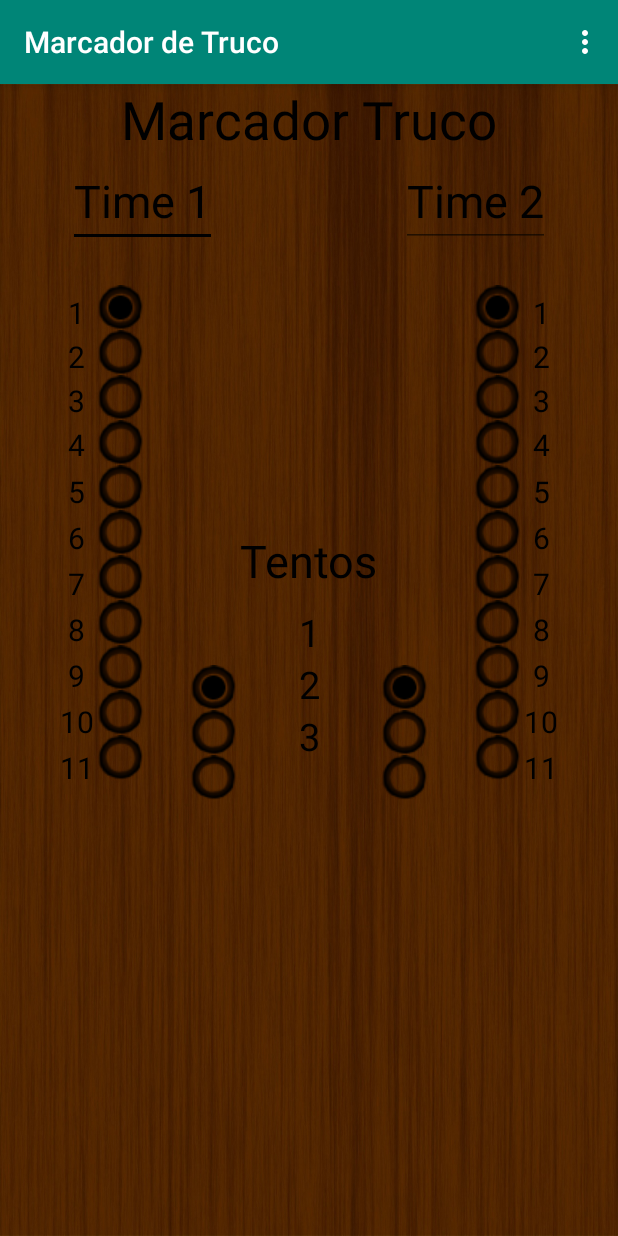
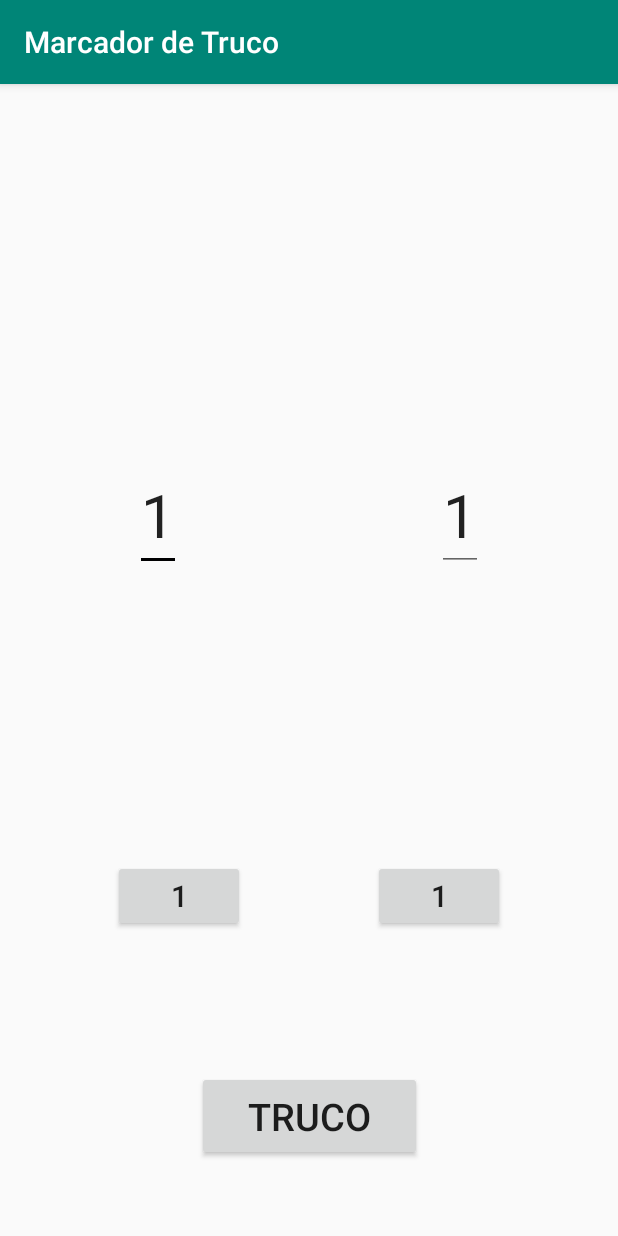
Before and after one commit to Negrativo/App_Marcador_Truco, an Android app: the screen it shows after launch (MainActivity before the commit, marcador_digital after it), on a phone screen of 412 x 824 dp. Run offline under Robolectric (Android 15) with nearby library versions, the phone set to English and light mode, and no system bars.

Commit message:
Criação de uma segunda tela com marcador digital

```diff
--- a/app/src/main/AndroidManifest.xml
+++ b/app/src/main/AndroidManifest.xml
@@ -11,13 +11,15 @@
         android:supportsRtl="true"
         android:theme="@style/AppTheme">
         <activity android:name=".MainActivity">
+
+        </activity>
+        <activity android:name=".marcador_digital">
             <intent-filter>
                 <action android:name="android.intent.action.MAIN" />
 
                 <category android:name="android.intent.category.LAUNCHER" />
 
                 <action android:name="android.intent.action.VIEW" />
-
             </intent-filter>
         </activity>
     </application>
--- a/app/src/main/java/com/example/marc_truco/MainActivity.java
+++ b/app/src/main/java/com/example/marc_truco/MainActivity.java
@@ -2,13 +2,17 @@ package com.example.marc_truco;
 
 import androidx.appcompat.app.AppCompatActivity;
 
+import android.content.Intent;
 import android.os.Bundle;
 import android.view.Menu;
+import android.view.MenuItem;
+import android.view.View;
 
 
 public class MainActivity extends AppCompatActivity {
 
-    //criando os botoes da tela
+
+
 
 
     //inicializando os elementos da tela
@@ -17,14 +21,30 @@ public class MainActivity extends AppCompatActivity {
         super.onCreate(savedInstanceState);
         setContentView(R.layout.activity_main);
 
+        //criando os botoes da tela
+        //MenuItem trocaM = findViewById(R.id.marc_dig);
+
+
+
+
     }
 
     @Override
     public boolean onCreateOptionsMenu(Menu menu) {
         getMenuInflater().inflate(R.menu.menubar, menu);
         return true;
+
+        /*
+        MenuItem trocaM;
+        trocaM.setOnMenuItemClickListener(new View.OnClickListener() {
+            @Override
+            public void onClick(View v) {
+                Intent intent = new Intent(MainActivity.this, marcador_digital.class);
+                startActivity(intent);
+            }
+        });
+         */
     }
 
 
-
 }
--- /dev/null
+++ b/app/src/main/java/com/example/marc_truco/marcador_digital.java
@@ -0,0 +1,81 @@
+package com.example.marc_truco;
+
+import androidx.appcompat.app.AppCompatActivity;
+
+import android.os.Bundle;
+import android.renderscript.Sampler;
+import android.view.View;
+import android.widget.Button;
+import android.widget.EditText;
+
+public class marcador_digital extends AppCompatActivity {
+
+    // declarando os widgets da tela que serao manipulados
+    private Button btpont1;
+    private Button btpont2;
+
+    private Button bt_truco;
+
+    private EditText pontos1;
+    private EditText pontos2;
+
+
+    @Override
+    protected void onCreate(Bundle savedInstanceState) {
+        super.onCreate(savedInstanceState);
+        setContentView(R.layout.activity_marcador_digital);
+
+        //mapeando eles a partir das referenciar dos componentes xml
+        btpont1 = findViewById(R.id.bt_add_pont1);
+        btpont2 = findViewById(R.id.bt_add_pont2);
+        bt_truco = findViewById(R.id.bt_truco);
+        pontos1 = findViewById(R.id.pontos1);
+        pontos2 = findViewById(R.id.pontos2);
+
+        //adicionando função ao botao de pontuação para time 1
+        btpont1.setOnClickListener(new View.OnClickListener() {
+            @Override
+            public void onClick(View v) {
+                int pontos;
+                int btpontos;
+                pontos = (Integer.parseInt(pontos1.getText().toString())); //passando valor txtEdit para variavel
+                btpontos = (Integer.parseInt(btpont1.getText().toString())); //passando valor do botao para variavel
+                pontos = pontos+btpontos;  //acressenta pontuação a partir do valor do botao
+                pontos1.setText(String.valueOf(pontos));
+            }
+        });
+
+        //adicionando função ao botao de pontuação para time 2
+        btpont2.setOnClickListener(new View.OnClickListener() {
+            @Override
+            public void onClick(View v) {
+                int pontos;
+                int btpontos;
+                pontos = (Integer.parseInt(pontos2.getText().toString())); //passando valor txtEdit para variavel
+                btpontos = (Integer.parseInt(btpont2.getText().toString())); //passando valor do botao para variavel
+                pontos = pontos+btpontos; //acressenta pontuação a partir do valor do botao
+                pontos2.setText(String.valueOf(pontos));
+            }
+        });
+
+        //adicionando pontuação ao botao de truco (ainda precisa ser implementado melhor)
+        bt_truco.setOnClickListener(new View.OnClickListener() {
+            @Override
+            public void onClick(View v) {
+                int bt1 ;
+                int bt2 ;
+
+                bt1 = (Integer.parseInt(btpont1.getText().toString()));
+                bt2 = (Integer.parseInt(btpont2.getText().toString()));
+
+                bt1 = bt1+3;
+
+                bt2 = bt2+3;
+                btpont1.setText(String.valueOf(bt1));
+                btpont2.setText(String.valueOf(bt2));
+            }
+        });
+
+    }
+
+}
--- /dev/null
+++ b/app/src/main/res/layout/activity_marcador_digital.xml
@@ -0,0 +1,76 @@
+<?xml version="1.0" encoding="utf-8"?>
+<androidx.constraintlayout.widget.ConstraintLayout xmlns:android="http://schemas.android.com/apk/res/android"
+    xmlns:app="http://schemas.android.com/apk/res-auto"
+    xmlns:tools="http://schemas.android.com/tools"
+    android:layout_width="match_parent"
+    android:layout_height="match_parent"
+    tools:context=".marcador_digital">
+
+    <Button
+        android:id="@+id/bt_add_pont1"
+        android:layout_width="wrap_content"
+        android:layout_height="wrap_content"
+        android:layout_marginStart="75dp"
+        android:layout_marginLeft="75dp"
+        android:layout_marginTop="200dp"
+        android:layout_marginBottom="100dp"
+        android:text="1"
+        android:textSize="20sp"
+        app:layout_constraintBottom_toTopOf="@+id/bt_truco"
+        app:layout_constraintStart_toStartOf="parent"
+        app:layout_constraintTop_toBottomOf="@+id/pontos1" />
+
+    <Button
+        android:id="@+id/bt_add_pont2"
+        android:layout_width="wrap_content"
+        android:layout_height="wrap_content"
+        android:layout_marginTop="200dp"
+        android:layout_marginEnd="75dp"
+        android:layout_marginRight="75dp"
+        android:layout_marginBottom="100dp"
+        android:text="1"
+        android:textSize="20sp"
+        app:layout_constraintBottom_toTopOf="@+id/bt_truco"
+        app:layout_constraintEnd_toEndOf="parent"
+        app:layout_constraintTop_toBottomOf="@+id/pontos2" />
+
+    <Button
+        android:id="@+id/bt_truco"
+        android:layout_width="150dp"
+        android:layout_height="60dp"
+        android:layout_marginStart="165dp"
+        android:layout_marginLeft="165dp"
+        android:layout_marginEnd="165dp"
+        android:layout_marginRight="165dp"
+        android:layout_marginBottom="50dp"
+        android:text="Truco"
+        android:textSize="25sp"
+        app:layout_constraintBottom_toBottomOf="parent"
+        app:layout_constraintEnd_toEndOf="parent"
+        app:layout_constraintStart_toStartOf="parent" />
+
+    <EditText
+        android:id="@+id/pontos1"
+        android:layout_width="wrap_content"
+        android:layout_height="0dp"
+        android:layout_marginStart="90dp"
+        android:layout_marginLeft="90dp"
+        android:layout_marginTop="250dp"
+        android:text="1"
+        android:textSize="40sp"
+        app:layout_constraintStart_toStartOf="parent"
+        app:layout_constraintTop_toTopOf="parent" />
+
+    <EditText
+        android:id="@+id/pontos2"
+        android:layout_width="wrap_content"
+        android:layout_height="0dp"
+        android:layout_marginTop="250dp"
+        android:layout_marginEnd="90dp"
+        android:layout_marginRight="90dp"
+        android:text="1"
+        android:textSize="40sp"
+        app:layout_constraintEnd_toEndOf="parent"
+        app:layout_constraintTop_toTopOf="parent" />
+
+</androidx.constraintlayout.widget.ConstraintLayout>
```
